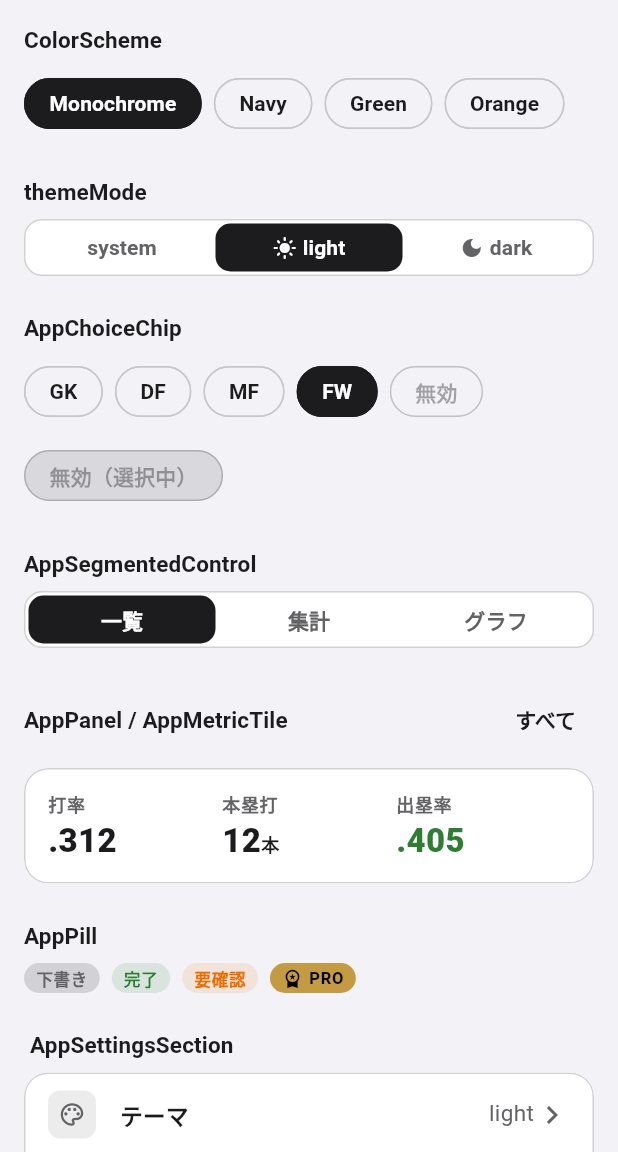
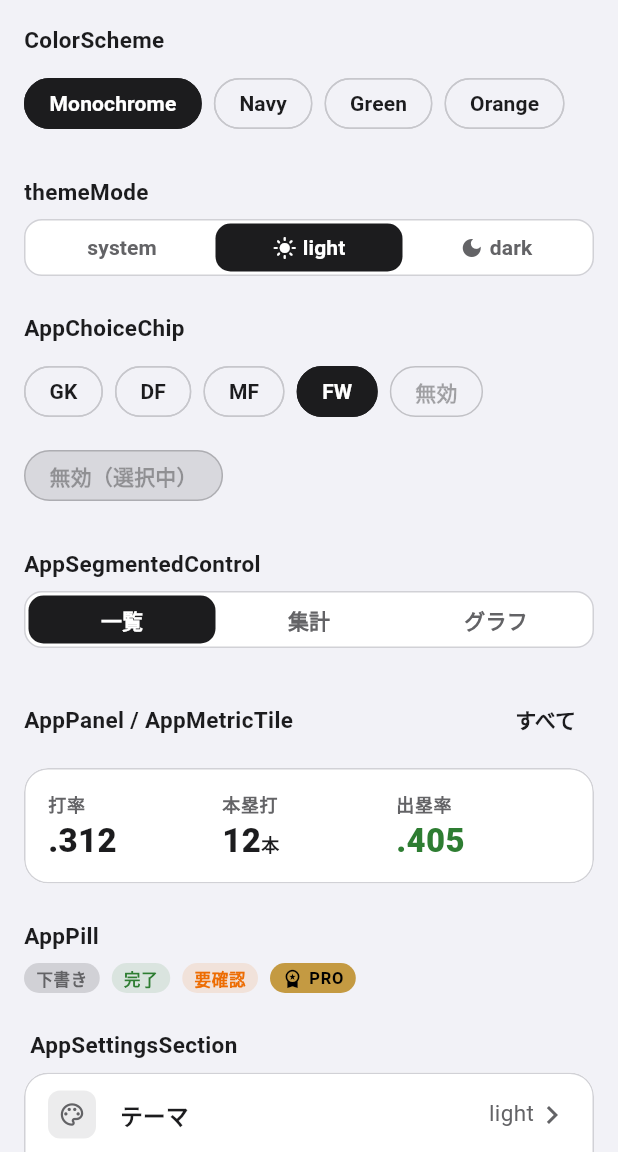
Before and after one commit to SOKu-ma/sokuma_ui, a Flutter app: the screen it shows after launch, after a tap on "light", on a phone screen of 412 x 824 dp, the part 84-1236 px from its top. Run offline on Flutter 3.47's test engine with Material 3 defaults, Android fonts, the phone set to English and light mode, and no system bars.

Commit message:
見出しと空状態の文字をアプリのテーマに依らずトークンにそろえる
buildAppTheme を使わないアプリでは titleSmall が w500 になり、
AppSectionHeader が細く表示されていた。

Co-Authored-By: Claude Opus 5.5 <noreply@anthropic.com>

```diff
--- a/lib/src/components/app_empty_state.dart
+++ b/lib/src/components/app_empty_state.dart
@@ -1,6 +1,7 @@
 import 'package:flutter/material.dart';
 
 import '../tokens/app_spacing.dart';
+import '../tokens/app_text_styles.dart';
 
 /// データがまだ無いときの表示。
 ///
@@ -49,7 +50,7 @@ class AppEmptyState extends StatelessWidget {
           const SizedBox(height: AppSpacing.lg),
           Text(
             title,
-            style: theme.textTheme.titleMedium,
+            style: AppTextStyles.title.copyWith(color: scheme.onSurface),
             textAlign: TextAlign.center,
           ),
           if (description != null) ...[
--- a/lib/src/components/app_section_header.dart
+++ b/lib/src/components/app_section_header.dart
@@ -1,6 +1,7 @@
 import 'package:flutter/material.dart';
 
 import '../tokens/app_spacing.dart';
+import '../tokens/app_text_styles.dart';
 
 /// 画面内のまとまりにつける見出し。
 ///
@@ -28,7 +29,10 @@ class AppSectionHeader extends StatelessWidget {
               header: true,
               child: Text(
                 title,
-                style: Theme.of(context).textTheme.titleSmall,
+                // アプリ側のテーマに依らず、太さと大きさはトークンにそろえる。
+                style: AppTextStyles.subtitle.copyWith(
+                  color: Theme.of(context).colorScheme.onSurface,
+                ),
                 maxLines: 1,
                 overflow: TextOverflow.ellipsis,
               ),
```
Also changed, not shown: 1 other file.
